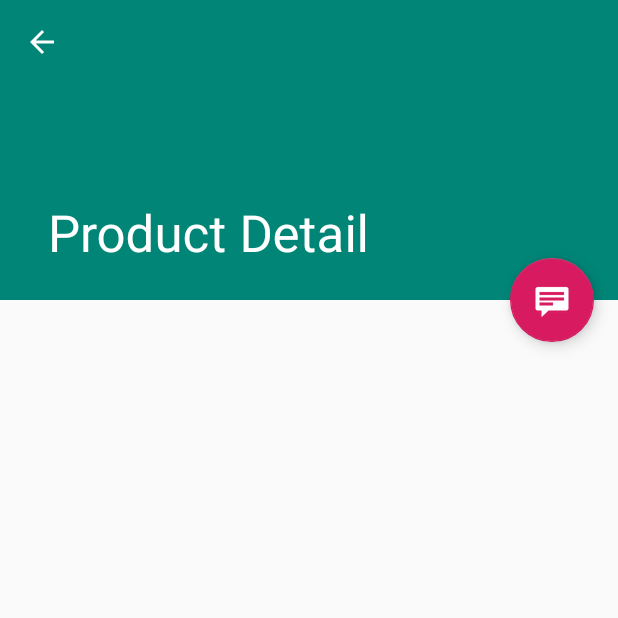
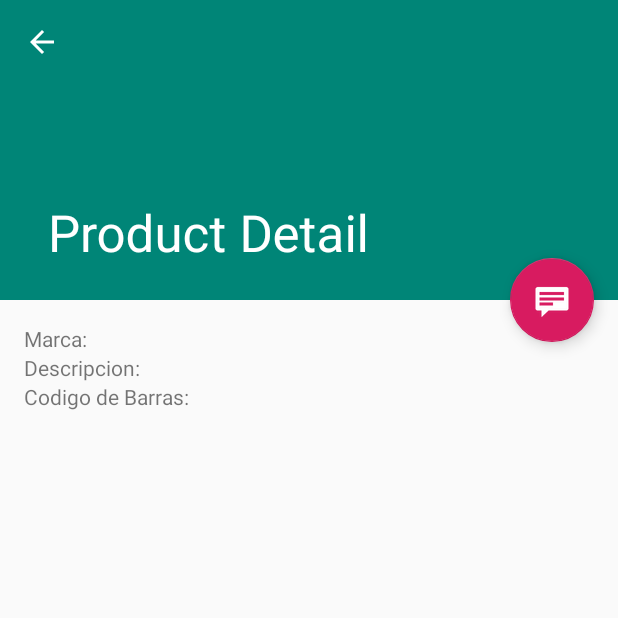
Before and after one commit to julianhus/manhattan, an Android app: the ProductDetailActivity screen opened directly, with no data from a screen before it, on a phone screen of 412 x 824 dp, the top half of it. Run offline under Robolectric (Android 15) with nearby library versions, the phone set to English and light mode, and no system bars; 1 statement that could not run was skipped.

Commit message:
Product list master/detail

```diff
--- a/app/src/main/java/com/traffico/manhattan/HomeFragment.java
+++ b/app/src/main/java/com/traffico/manhattan/HomeFragment.java
@@ -48,6 +48,8 @@ public class HomeFragment extends Fragment {
             @Override
             public void onClick(View v) {
                 Toast.makeText(getActivity(), R.string.product, Toast.LENGTH_LONG).show();
+                Intent intent = new Intent(getActivity(), ProductListActivity.class);
+                getActivity().startActivity(intent);
             }
         });
         return view;
--- a/app/src/main/java/com/traffico/manhattan/ProductDetailActivity.java
+++ b/app/src/main/java/com/traffico/manhattan/ProductDetailActivity.java
@@ -9,6 +9,8 @@ import android.view.View;
 import android.support.v7.app.AppCompatActivity;
 import android.support.v7.app.ActionBar;
 import android.view.MenuItem;
+
+import static com.traffico.manhattan.ProductDetailFragment.ARG_ITEM_ID;
 
 /**
  * An activity representing a single Product detail screen. This
@@ -53,8 +55,8 @@ public class ProductDetailActivity extends AppCompatActivity {
             // Create the detail fragment and add it to the activity
             // using a fragment transaction.
             Bundle arguments = new Bundle();
-            arguments.putString(ProductDetailFragment.ARG_ITEM_ID,
-                    getIntent().getStringExtra(ProductDetailFragment.ARG_ITEM_ID));
+            arguments.putInt(ProductDetailFragment.ARG_ITEM_ID, getIntent().getIntExtra(ProductDetailFragment.ARG_ITEM_ID,0));
+            //arguments.putString(ProductDetailFragment.ARG_ITEM_ID,getIntent().getStringExtra(ProductDetailFragment.ARG_ITEM_ID));
             ProductDetailFragment fragment = new ProductDetailFragment();
             fragment.setArguments(arguments);
             getSupportFragmentManager().beginTransaction()
--- a/app/src/main/java/com/traffico/manhattan/ProductDetailFragment.java
+++ b/app/src/main/java/com/traffico/manhattan/ProductDetailFragment.java
@@ -9,7 +9,8 @@ import android.view.View;
 import android.view.ViewGroup;
 import android.widget.TextView;
 
-import com.traffico.manhattan.dummy.DummyContent;
+import com.traffico.manhattan.classes.ProductContent;
+import com.traffico.manhattan.entities.Producto;
 
 /**
  * A fragment representing a single Product detail screen.
@@ -22,12 +23,14 @@ public class ProductDetailFragment extends Fragment {
      * The fragment argument representing the item ID that this fragment
      * represents.
      */
-    public static final String ARG_ITEM_ID = "item_id";
+    public static final String ARG_ITEM_ID = "product_id";
+
 
     /**
      * The dummy content this fragment is presenting.
      */
-    private DummyContent.DummyItem mItem;
+    //private DummyContent.DummyItem mItem;
+    private Producto producto;
 
     /**
      * Mandatory empty constructor for the fragment manager to instantiate the
@@ -44,12 +47,14 @@ public class ProductDetailFragment extends Fragment {
             // Load the dummy content specified by the fragment
             // arguments. In a real-world scenario, use a Loader
             // to load content from a content provider.
-            mItem = DummyContent.ITEM_MAP.get(getArguments().getString(ARG_ITEM_ID));
+            //producto = ProductContent.PRODUCTO_MAP.get(getArguments().getString(ARG_ITEM_ID));
+            producto = ProductContent.PRODUCTO_MAP.get(getArguments().getInt(ARG_ITEM_ID));
 
             Activity activity = this.getActivity();
             CollapsingToolbarLayout appBarLayout = (CollapsingToolbarLayout) activity.findViewById(R.id.toolbar_layout);
             if (appBarLayout != null) {
-                appBarLayout.setTitle(mItem.content);
+                appBarLayout.setTitle(producto.getMarca() + "/" + producto.getDescProducto());
+
             }
         }
     }
@@ -60,8 +65,11 @@ public class ProductDetailFragment extends Fragment {
         View rootView = inflater.inflate(R.layout.product_detail, container, false);
 
         // Show the dummy content as text in a TextView.
-        if (mItem != null) {
-            ((TextView) rootView.findViewById(R.id.product_detail)).setText(mItem.details);
+        if (producto != null) {
+            //((TextView) rootView.findViewById(R.id.product_detail)).setText(mItem.details);
+            ((TextView) rootView.findViewById(R.id.txtmarca)).setText(producto.getMarca());
+            ((TextView) rootView.findViewById(R.id.txtdesc)).setText(producto.getDescProducto());
+            ((TextView) rootView.findViewById(R.id.txtbarcode)).setText(producto.getBarCode());
         }
 
         return rootView;
--- a/app/src/main/java/com/traffico/manhattan/classes/MyOpenHelper.java
+++ b/app/src/main/java/com/traffico/manhattan/classes/MyOpenHelper.java
@@ -37,6 +37,7 @@ public class MyOpenHelper extends SQLiteOpenHelper implements StringsCreacion {
         db.execSQL(MUNICIPIO_INDEX_CREATE);
         db.execSQL(TIENDA_TABLE_CREATE);
         db.execSQL(TIENDA_INDEX_CREATE);
+        db.execSQL(TIENDA_UNIQUE_CREATE_DIRECCION);
         db.execSQL(PRODUCTO_TABLE_CREATE);
         db.execSQL(PRODUCTO_INDEX_UNIQUE_CREATE);
         db.execSQL(PRODUCTO_INDEX_CREATE);
@@ -55,7 +56,6 @@ public class MyOpenHelper extends SQLiteOpenHelper implements StringsCreacion {
 
     @Override
     public void onUpgrade(SQLiteDatabase db, int oldVersion, int newVersion) {
-
     }
 
     public boolean searchUser(SQLiteDatabase db) {
--- a/app/src/main/java/com/traffico/manhattan/dummy/DummyContent.java
+++ /dev/null
@@ -1,72 +0,0 @@
-package com.traffico.manhattan.dummy;
-
-import java.util.ArrayList;
-import java.util.HashMap;
-import java.util.List;
-import java.util.Map;
-
-/**
- * Helper class for providing sample content for user interfaces created by
- * Android template wizards.
- * <p>
- * TODO: Replace all uses of this class before publishing your app.
- */
-public class DummyContent {
-
-    /**
-     * An array of sample (dummy) items.
-     */
-    public static final List<DummyItem> ITEMS = new ArrayList<DummyItem>();
-
-    /**
-     * A map of sample (dummy) items, by ID.
-     */
-    public static final Map<String, DummyItem> ITEM_MAP = new HashMap<String, DummyItem>();
-
-    private static final int COUNT = 25;
-
-    static {
-        // Add some sample items.
-        for (int i = 1; i <= COUNT; i++) {
-            addItem(createDummyItem(i));
-        }
-    }
-
-    private static void addItem(DummyItem item) {
-        ITEMS.add(item);
-        ITEM_MAP.put(item.id, item);
-    }
-
-    private static DummyItem createDummyItem(int position) {
-        return new DummyItem(String.valueOf(position), "Item " + position, makeDetails(position));
-    }
-
-    private static String makeDetails(int position) {
-        StringBuilder builder = new StringBuilder();
-        builder.append("Details about Item: ").append(position);
-        for (int i = 0; i < position; i++) {
-            builder.append("\nMore details information here.");
-        }
-        return builder.toString();
-    }
-
-    /**
-     * A dummy item representing a piece of content.
-     */
-    public static class DummyItem {
-        public final String id;
-        public final String content;
-        public final String details;
-
-        public DummyItem(String id, String content, String details) {
-            this.id = id;
-            this.content = content;
-            this.details = details;
-        }
-
-        @Override
-        public String toString() {
-            return content;
-        }
-    }
-}
--- a/app/src/main/java/com/traffico/manhattan/entities/Tienda.java
+++ b/app/src/main/java/com/traffico/manhattan/entities/Tienda.java
@@ -12,9 +12,10 @@ public class Tienda {
     private List<Producto> productos;
 
 
-    public Tienda(int idTienda, String descTienda, Municipio municipio) {
+    public Tienda(int idTienda, String descTienda, String direccionTienda, Municipio municipio) {
         this.idTienda = idTienda;
         this.descTienda = descTienda;
+        this.direccionTienda = direccionTienda;
         this.municipio = municipio;
     }
 
--- a/app/src/main/java/com/traffico/manhattan/interfaces/StringsCreacion.java
+++ b/app/src/main/java/com/traffico/manhattan/interfaces/StringsCreacion.java
@@ -6,7 +6,8 @@ public interface StringsCreacion {
     public static final String MUNICIPIO_INDEX_CREATE = "CREATE INDEX 'fk_municipio_departamento_idx' ON 'municipio' ('id_departamento' ASC)";
     public static final String TIENDA_TABLE_CREATE = "CREATE TABLE IF NOT EXISTS 'tienda' (  'id_tienda' INTEGER NOT NULL PRIMARY KEY AUTOINCREMENT,  'desc_tienda' VARCHAR(128) NOT NULL,  'direccion_tienda' VARCHAR(45) NULL,  'coordenadas_tienda' VARCHAR(45) NULL,  'id_municipio' INT NOT NULL,    CONSTRAINT 'fk_tienda_municipio1'    FOREIGN KEY ('id_municipio')    REFERENCES 'municipio' ('id_municipio')    ON DELETE NO ACTION    ON UPDATE NO ACTION)";
     public static final String TIENDA_INDEX_CREATE = "CREATE INDEX 'fk_tienda_municipio1_idx' ON 'tienda' ('id_municipio' ASC)";
-    public static final String PRODUCTO_TABLE_CREATE = "CREATE TABLE IF NOT EXISTS 'producto' (  'id_producto' INTEGER NOT NULL PRIMARY KEY AUTOINCREMENT,  'barcode' BIGINT NOT NULL,  'Marca' VARCHAR(45) NOT NULL,  'descripcion' VARCHAR(45) NOT NULL,  'id_tienda' INT NOT NULL,   CONSTRAINT 'fk_producto_tienda1'    FOREIGN KEY ('id_tienda')    REFERENCES 'tienda' ('id_tienda')    ON DELETE NO ACTION    ON UPDATE NO ACTION)";
+    public static final String TIENDA_UNIQUE_CREATE_DIRECCION = "CREATE UNIQUE INDEX 'direccion_tienda_UNIQUE' ON 'tienda' ('direccion_tienda' ASC)";
+    public static final String PRODUCTO_TABLE_CREATE = "CREATE TABLE IF NOT EXISTS 'producto' (  'id_producto' INTEGER NOT NULL PRIMARY KEY AUTOINCREMENT,  'barcode' VARCHAR(13) NOT NULL,  'Marca' VARCHAR(45) NOT NULL,  'descripcion' VARCHAR(45) NOT NULL,  'id_tienda' INT NOT NULL,   CONSTRAINT 'fk_producto_tienda1'    FOREIGN KEY ('id_tienda')    REFERENCES 'tienda' ('id_tienda')    ON DELETE NO ACTION    ON UPDATE NO ACTION)";
     public static final String PRODUCTO_INDEX_UNIQUE_CREATE = "CREATE UNIQUE INDEX 'barcode_UNIQUE' ON 'producto' ('barcode' ASC)";
     public static final String PRODUCTO_INDEX_CREATE = "CREATE INDEX 'fk_producto_tienda1_idx' ON 'producto' ('id_tienda' ASC)";
     public static final String USUARIO_TABLE_CREATE = "CREATE TABLE IF NOT EXISTS 'usuario' (  'id_usuario' INTEGER NOT NULL PRIMARY KEY AUTOINCREMENT,  'nombre_usuario' VARCHAR(45) NOT NULL,  'apellido_usuario' VARCHAR(45) NOT NULL,  'direccion_usuario' VARCHAR(45) NULL,  'coordenadas_usuario' VARCHAR(45) NULL,  'e_mail_usuario' VARCHAR(45) NOT NULL,  'facebook' VARCHAR(45) NULL,  'google' VARCHAR(45) NULL)";
--- a/app/src/main/res/layout/activity_product_list.xml
+++ b/app/src/main/res/layout/activity_product_list.xml
@@ -36,7 +36,7 @@
         android:layout_height="wrap_content"
         android:layout_gravity="bottom|end"
         android:layout_margin="@dimen/fab_margin"
-        app:srcCompat="@android:drawable/ic_dialog_email" />
+        app:srcCompat="@android:drawable/ic_input_add" />
 
 
 </android.support.design.widget.CoordinatorLayout>
--- a/app/src/main/res/layout/product_detail.xml
+++ b/app/src/main/res/layout/product_detail.xml
@@ -1,5 +1,5 @@
 <?xml version="1.0" encoding="utf-8"?>
-<TextView xmlns:android="http://schemas.android.com/apk/res/android"
+<LinearLayout xmlns:android="http://schemas.android.com/apk/res/android"
     xmlns:tools="http://schemas.android.com/tools"
     android:id="@+id/product_detail"
     style="?android:attr/textAppearanceLarge"
@@ -7,4 +7,60 @@
     android:layout_height="match_parent"
     android:padding="16dp"
     android:textIsSelectable="true"
-    tools:context=".ProductDetailFragment" />
+    tools:context=".ProductDetailFragment"
+    android:orientation="vertical">
+
+    <LinearLayout
+        android:layout_width="match_parent"
+        android:layout_height="wrap_content"
+        android:orientation="horizontal">
+
+        <TextView
+            android:layout_width="wrap_content"
+            android:layout_height="wrap_content"
+            android:text="Marca:" />
+
+        <TextView
+            android:id="@+id/txtmarca"
+            android:layout_width="match_parent"
+            android:layout_height="wrap_content"
+            />
+
+    </LinearLayout>
+    <LinearLayout
+        android:layout_width="match_parent"
+        android:layout_height="wrap_content"
+        android:orientation="horizontal">
+
+        <TextView
+            android:layout_width="wrap_content"
+            android:layout_height="wrap_content"
+            android:text="Descripcion:" />
+
+        <TextView
+            android:id="@+id/txtdesc"
+            android:layout_width="match_parent"
+            android:layout_height="wrap_content"
+            />
+
+    </LinearLayout>
+
+    <LinearLayout
+        android:layout_width="match_parent"
+        android:layout_height="wrap_content"
+        android:orientation="horizontal">
+
+        <TextView
+            android:layout_width="wrap_content"
+            android:layout_height="wrap_content"
+            android:text="Codigo de Barras:" />
+
+        <TextView
+            android:id="@+id/txtbarcode"
+            android:layout_width="match_parent"
+            android:layout_height="wrap_content"
+            />
+
+    </LinearLayout>
+
+</LinearLayout>
--- a/app/src/main/res/values/colors.xml
+++ b/app/src/main/res/values/colors.xml
@@ -2,7 +2,7 @@
 <resources>
     <color name="colorPrimary">#008577</color>
     <color name="colorPrimaryDark">#00574B</color>
-    <color name="colorAccent">#D81B60</color>
+    <color name="colorAccent">#d81b60</color>
     <color name="black">#000</color>
     <color name="green">#0f0</color>
     <color name="white">#fff</color>
```
Also changed, not shown: app/src/main/AndroidManifest.xml (+21 -6 lines), app/src/main/java/com/traffico/manhattan/ProductActivity.java (added, +13 -0 lines), app/src/main/java/com/traffico/manhattan/ProductListActivity.java (+14 -12 lines), app/src/main/java/com/traffico/manhattan/classes/ProductContent.java (added, +30 -0 lines), app/src/main/java/com/traffico/manhattan/entities/Producto.java (+12 -10 lines), app/src/main/res/layout/activity_product.xml (added, +16 -0 lines), app/src/main/res/drawable/Barcode.jpg (added), 2 other files.
